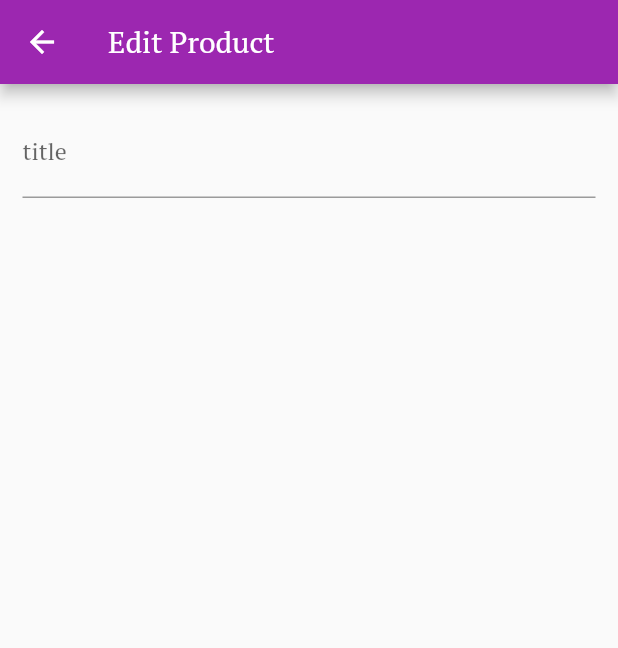
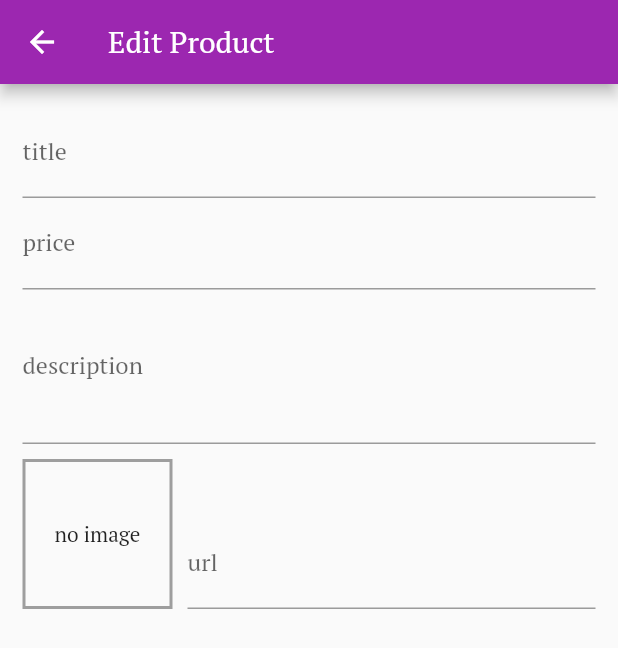
Before and after one commit to daninikkhah/shop_app, a Flutter app: the EditProductScreen screen opened by its route, on a phone screen of 412 x 824 dp. Shown: the top 648 px of the screen. Run offline on Flutter 3.47's test engine with Material 2 defaults, Android fonts, the phone set to English and light mode, and no system bars; our stand-ins replace google_fonts; network calls fail.

Commit message:
EditProductScreen -TextFormFields added -FocusNodes added connected to TextFormFields -image added and connected to url TExtFormField TextController

```diff
--- a/lib/screens/edit_product_screen.dart
+++ b/lib/screens/edit_product_screen.dart
@@ -1,3 +1,4 @@
+import 'package:flutter/cupertino.dart';
 import 'package:flutter/material.dart';
 
 class EditProductScreen extends StatefulWidget {
@@ -7,6 +8,11 @@ class EditProductScreen extends StatefulWidget {
 }
 
 class _EditProductScreenState extends State<EditProductScreen> {
+  final FocusNode _priceFocusNode = FocusNode();
+  final FocusNode _descriptionFocusNode = FocusNode();
+  //final FocusNode _imageUrlFocusNode = FocusNode();
+  final TextEditingController _imageTextEditingController =
+      TextEditingController();
   @override
   Widget build(BuildContext context) {
     return Scaffold(
@@ -24,10 +30,64 @@ class _EditProductScreenState extends State<EditProductScreen> {
                     labelText: 'title',
                   ),
                   textInputAction: TextInputAction.next,
+                  onFieldSubmitted: (_) =>
+                      FocusScope.of(context).requestFocus(_priceFocusNode),
+                ),
+                TextFormField(
+                  decoration: InputDecoration(
+                    labelText: 'price',
+                  ),
+                  keyboardType: TextInputType.number,
+                  textInputAction: TextInputAction.next,
+                  focusNode: _priceFocusNode,
+                  onFieldSubmitted: (_) => FocusScope.of(context)
+                      .requestFocus(_descriptionFocusNode),
+                ),
+                TextFormField(
+                  decoration: InputDecoration(
+                    labelText: 'description',
+                  ),
+                  maxLines: 3,
+                  keyboardType: TextInputType.multiline,
+                  focusNode: _descriptionFocusNode,
+                ),
+                Row(
+                  crossAxisAlignment: CrossAxisAlignment.end,
+                  children: [
+                    Container(
+                      margin: const EdgeInsets.only(top: 10, right: 10),
+                      width: 100, //todo
+                      height: 100,
+                      decoration: BoxDecoration(
+                          border: Border.all(
+                        color: Colors.grey,
+                        width: 2,
+                      )),
+                      child: _imageTextEditingController.text.isEmpty
+                          ? Center(child: Text('no image'))
+                          : Image.network(
+                              _imageTextEditingController.text,
+                              fit: BoxFit.cover,
+                            ), //todo
+                    ),
+                    Expanded(
+                      child: TextFormField(
+                        decoration: InputDecoration(labelText: 'url'),
+                        keyboardType: TextInputType.url,
+                        textInputAction: TextInputAction.done,
+                        controller: _imageTextEditingController,
+                        onFieldSubmitted: (_) {
+                          setState(() {});
+                        },
+                      ),
+                    ),
+                  ],
                 )
               ],
             ),
-      ))),
+          ),
+        ),
+      ),
     );
   }
 }
```
Lines whose indentation alone changed are shown as unchanged.
